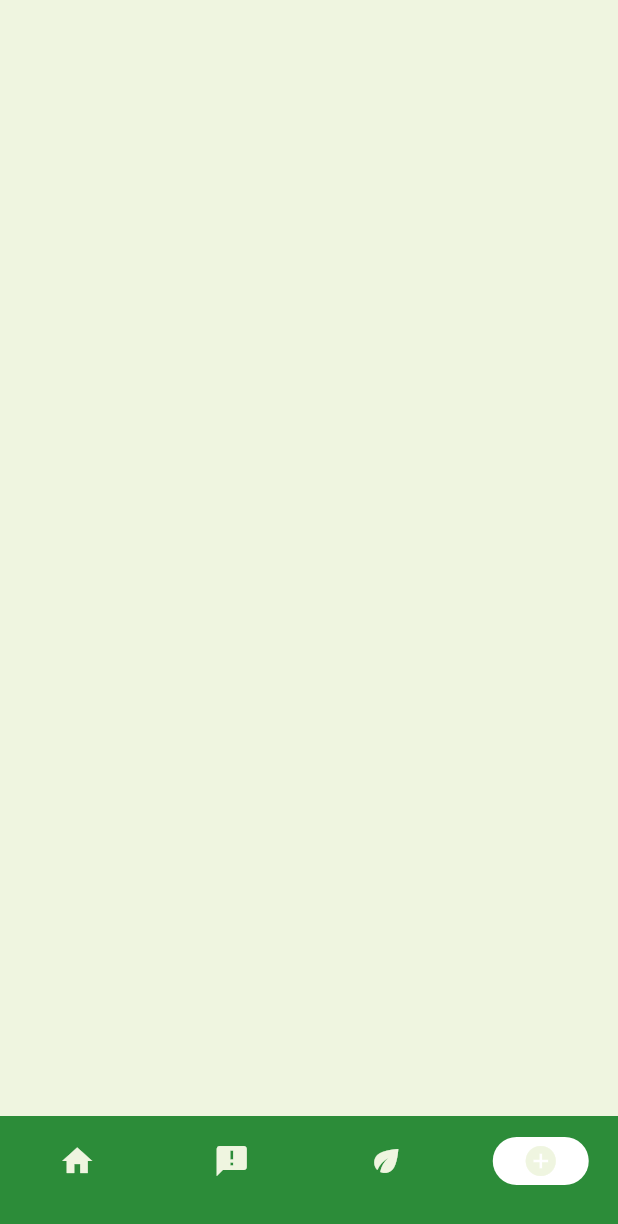
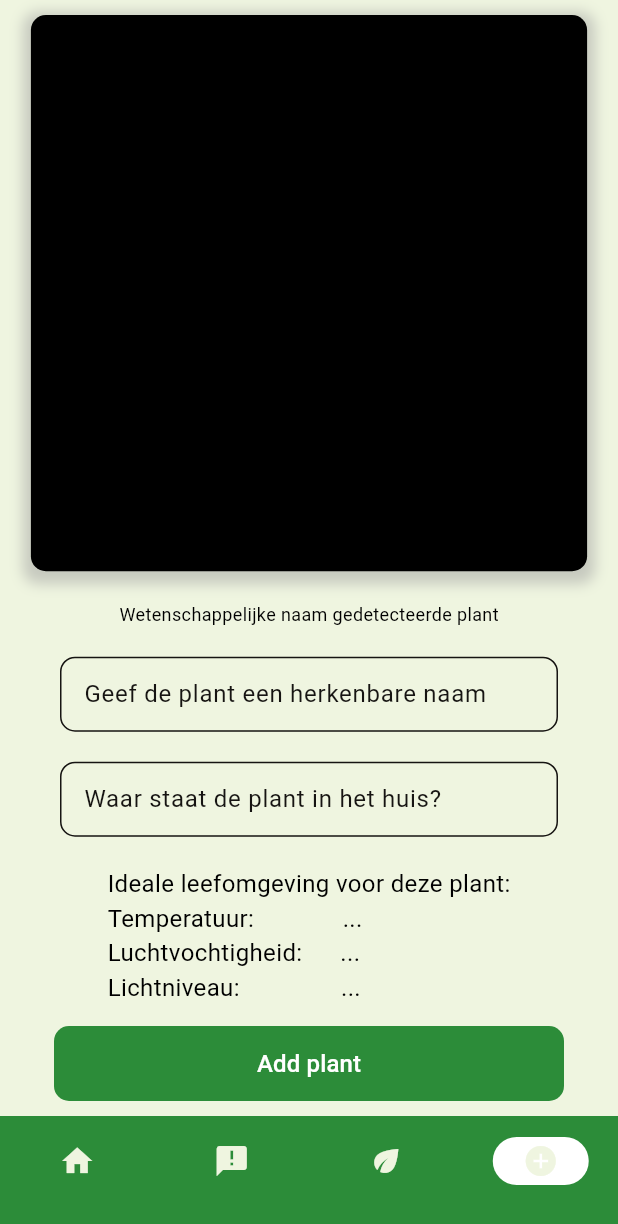
Before and after one commit to argelbagel/ISENSIOT_GrowthGuardian_App, a Flutter app: the screen it shows after launch, swiped to page 4, on a phone screen of 412 x 824 dp. Shown: the top 1224 px of the screen. Run offline on Flutter 3.47's test engine with Material 2 defaults, Android fonts, the phone set to English and light mode, and no system bars.

Commit message:
Add plant pagina toegevoegd

```diff
--- a/growth_guardian/lib/views/addPage.dart
+++ b/growth_guardian/lib/views/addPage.dart
@@ -10,6 +10,141 @@ class AddPage extends StatefulWidget {
 class _AddPageState extends State<AddPage> {
   @override
   Widget build(BuildContext context) {
-    return Container();
+    double screenWidth = MediaQuery.of(context).size.width;
+
+    return Container(
+      child: Column(
+        children: [
+          Align(
+            alignment: Alignment.topCenter,
+            child: Padding(
+              padding: EdgeInsets.all(10.0),
+              child: Container(
+                width: screenWidth * 0.9,
+                height: screenWidth * 0.9,
+                decoration: BoxDecoration(
+                  color: Colors.black,
+                  borderRadius: BorderRadius.circular(10.0),
+                  boxShadow: [
+                    BoxShadow(
+                      color: Colors.grey.withOpacity(0.5),
+                      spreadRadius: 5,
+                      blurRadius: 7,
+                      offset: Offset(0, 3),
+                    ),
+                  ],
+                ),
+              ),
+            ),
+          ),
+          Padding(
+            padding: const EdgeInsets.all(10.0),
+            child: Text(
+              "Wetenschappelijke naam gedetecteerde plant",
+              style: TextStyle(
+                fontSize: 12.0,
+                color: Colors.black,
+              ),
+            ),
+          ),
+          /*
+          Padding(
+            padding: const EdgeInsets.only(left: 40.0),
+            child: Align(
+              alignment: Alignment.bottomLeft,
+              child: Text(
+                "Naam",
+                style: TextStyle(
+                  fontSize: 16.0,
+                  color: Colors.black,
+                ),
+              ),
+            ),
+          ),*/
+          Padding(
+            padding: EdgeInsets.symmetric(horizontal: 40, vertical: 10.0),
+            child: Container(
+              height: 50,
+              child: TextField(
+                decoration: InputDecoration(
+                  border: OutlineInputBorder(
+                    borderRadius: BorderRadius.circular(10.0),
+                  ),
+                  filled: true,
+                  fillColor: Theme.of(context).colorScheme.surface,
+                  labelText: 'Geef de plant een herkenbare naam',
+                ),
+              ),
+            ),
+          ),
+          /*Padding(
+            padding: const EdgeInsets.only(left: 40.0, top: 10.0),
+            child: Align(
+              alignment: Alignment.bottomLeft,
+              child: Text(
+                "Locatie",
+                style: TextStyle(
+                  fontSize: 16.0,
+                  color: Colors.black,
+                ),
+              ),
+            ),
+          ),*/
+          Padding(
+            padding: EdgeInsets.symmetric(horizontal: 40, vertical: 10.0),
+            child: Container(
+              height: 50.0,
+              child: TextField(
+                decoration: InputDecoration(
+                  border: OutlineInputBorder(
+                    borderRadius: BorderRadius.circular(10.0),
+                  ),
+                  filled: true,
+                  fillColor: Theme.of(context).colorScheme.surface,
+                  labelText: 'Waar staat de plant in het huis?',
+                ),
+              ),
+            ),
+          ),
+          Padding(
+            padding: const EdgeInsets.all(10.0),
+            child: Text(
+              "Ideale leefomgeving voor deze plant:\nTemperatuur:              ...\nLuchtvochtigheid:      ...\nLichtniveau:                ...",
+              style: TextStyle(
+                fontSize: 16.0,
+                color: Colors.black,
+              ),
+            ),
+          ),
+          Expanded(
+            child: Align(
+              alignment: Alignment.bottomCenter,
+              child: Padding(
+                padding: EdgeInsets.only(bottom: 10.0),
+                child: Container(
+                  width: 340.0,
+                  height: 50.0,
+                  child: ElevatedButton(
+                    child: Text(
+                      "Add plant",
+                      style: TextStyle(
+                        fontSize: 16.0,
+                        color: Colors.white,
+                      ),
+                    ),
+                    style: ElevatedButton.styleFrom(
+                      shape: RoundedRectangleBorder(borderRadius: BorderRadius.circular(10.0)),
+                      backgroundColor: Theme.of(context).colorScheme.primary,
+                      elevation: 0,
+                    ),
+                    onPressed: () {},
+                  ),
+                ),
+              ),
+            ),
+          ),
+        ],
+      ),
+    );
   }
 }
```
